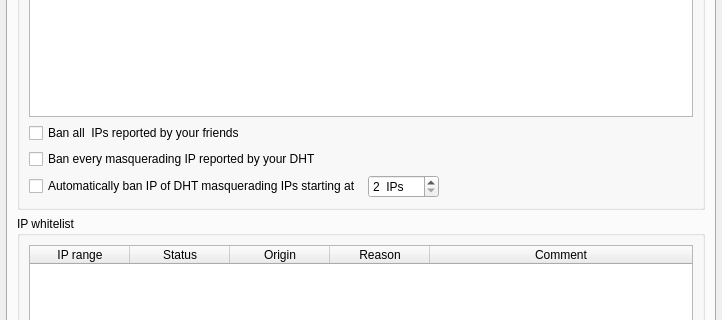
This is retroshare-gui/src/gui/settings/ServerPage.ui in RetroShare/RetroShare as Qt 5 draws it before an edit; both pictures show x 0 to 722 and y 142 to 462 of the 722 by 650 pixel window. The edited form follows.
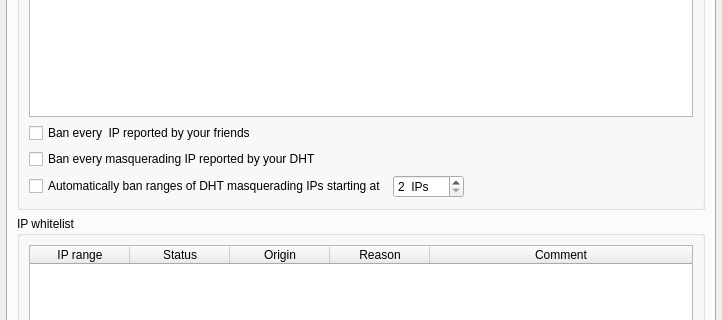
This is the edited form. Icons and pictures are not drawn.

Commit message: added missing tooltips

What changed in the file:
```diff
--- a/retroshare-gui/src/gui/settings/ServerPage.ui
+++ b/retroshare-gui/src/gui/settings/ServerPage.ui
@@ -566,7 +566,7 @@
           <item>
            <widget class="QCheckBox" name="includeFromFriends_CB">
             <property name="text">
-             <string>Ban all  IPs reported by your friends</string>
+             <string>Ban every  IP reported by your friends</string>
             </property>
            </widget>
           </item>
@@ -582,7 +582,7 @@
             <item>
              <widget class="QCheckBox" name="groupIPRanges_CB">
               <property name="text">
-               <string>Automatically ban IP of DHT masquerading IPs starting at</string>
+               <string>Automatically ban ranges of DHT masquerading IPs starting at</string>
               </property>
              </widget>
             </item>
```
Left out of the diff: 9 changed lines with no effect on the pictures.
